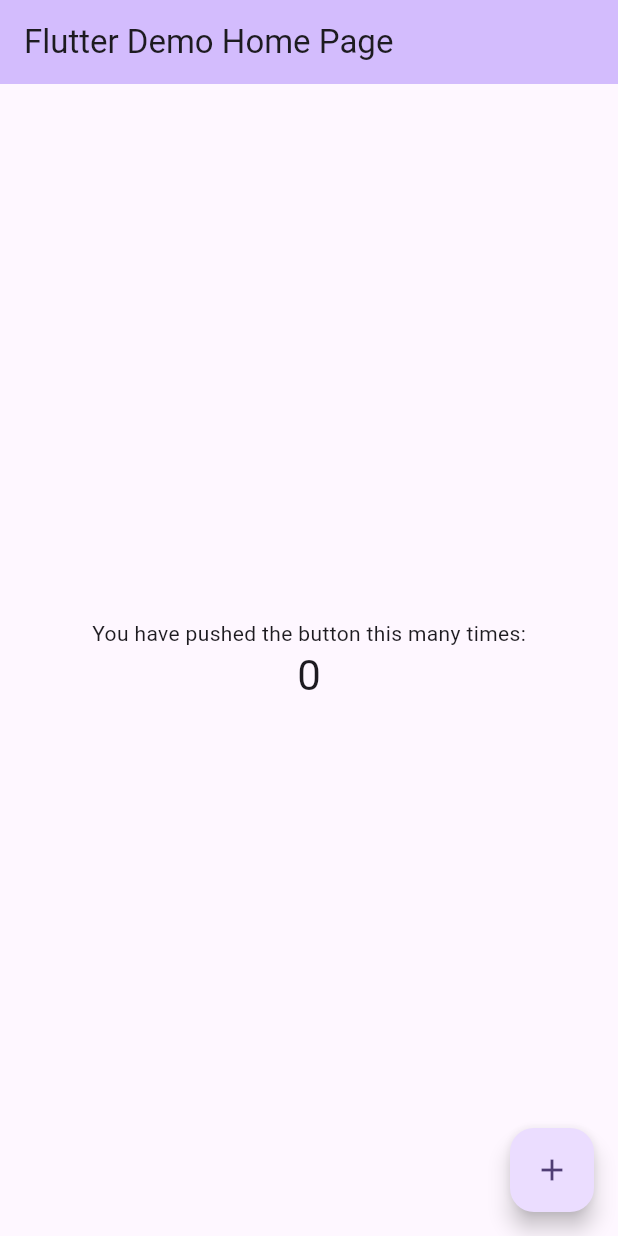
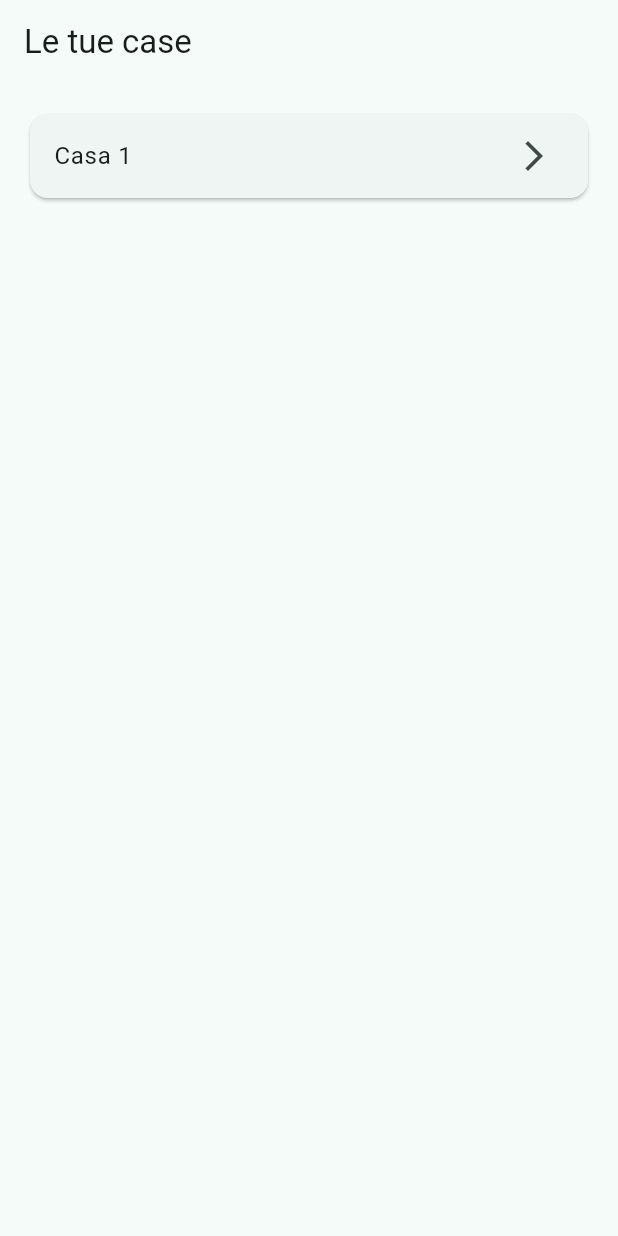
Before and after one commit to NadalMattia/mealbase, a Flutter app: the screen it shows after launch, on a phone screen of 412 x 824 dp. Run offline on Flutter 3.47's test engine with Material 3 defaults, Android fonts, the phone set to English and light mode, and no system bars; our stand-ins replace hive, hive_flutter; accounts and stored records are empty.

Commit message:
Struttura codice

```diff
--- a/lib/main.dart
+++ b/lib/main.dart
@@ -1,121 +1,28 @@
 import 'package:flutter/material.dart';
+import 'package:provider/provider.dart';
+import 'services/hive_service.dart';
+import 'providers/pantry_provider.dart';
+import 'screens/home_screen.dart';
 
-void main() {
-  runApp(const MyApp());
+void main() async {
+  WidgetsFlutterBinding.ensureInitialized();
+  await HiveService.init();
+  runApp(const MealBaseApp());
 }
 
-class MyApp extends StatelessWidget {
-  const MyApp({super.key});
-
-  // This widget is the root of your application.
-  @override
-  Widget build(BuildContext context) {
-    return MaterialApp(
-      title: 'Flutter Demo',
-      theme: ThemeData(
-        // This is the theme of your application.
-        //
-        // TRY THIS: Try running your application with "flutter run". You'll see
-        // the application has a purple toolbar. Then, without quitting the app,
-        // try changing the seedColor in the colorScheme below to Colors.green
-        // and then invoke "hot reload" (save your changes or press the "hot
-        // reload" button in a Flutter-supported IDE, or press "r" if you used
-        // the command line to start the app).
-        //
-        // Notice that the counter didn't reset back to zero; the application
-        // state is not lost during the reload. To reset the state, use hot
-        // restart instead.
-        //
-        // This works for code too, not just values: Most code changes can be
-        // tested with just a hot reload.
-        colorScheme: .fromSeed(seedColor: Colors.deepPurple),
-      ),
-      home: const MyHomePage(title: 'Flutter Demo Home Page'),
-    );
-  }
-}
-
-class MyHomePage extends StatefulWidget {
-  const MyHomePage({super.key, required this.title});
-
-  // This widget is the home page of your application. It is stateful, meaning
-  // that it has a State object (defined below) that contains fields that affect
-  // how it looks.
-
-  // This class is the configuration for the state. It holds the values (in this
-  // case the title) provided by the parent (in this case the App widget) and
-  // used by the build method of the State. Fields in a Widget subclass are
-  // always marked "final".
-
-  final String title;
-
-  @override
-  State<MyHomePage> createState() => _MyHomePageState();
-}
-
-class _MyHomePageState extends State<MyHomePage> {
-  int _counter = 0;
-
-  void _incrementCounter() {
-    setState(() {
-      // This call to setState tells the Flutter framework that something has
-      // changed in this State, which causes it to rerun the build method below
-      // so that the display can reflect the updated values. If we changed
-      // _counter without calling setState(), then the build method would not be
-      // called again, and so nothing would appear to happen.
-      _counter++;
-    });
-  }
+class MealBaseApp extends StatelessWidget {
+  const MealBaseApp({super.key});
 
   @override
   Widget build(BuildContext context) {
-    // This method is rerun every time setState is called, for instance as done
-    // by the _incrementCounter method above.
-    //
-    // The Flutter framework has been optimized to make rerunning build methods
-    // fast, so that you can just rebuild anything that needs updating rather
-    // than having to individually change instances of widgets.
-    return Scaffold(
-      appBar: AppBar(
-        // TRY THIS: Try changing the color here to a specific color (to
-        // Colors.amber, perhaps?) and trigger a hot reload to see the AppBar
-        // change color while the other colors stay the same.
-        backgroundColor: Theme.of(context).colorScheme.inversePrimary,
-        // Here we take the value from the MyHomePage object that was created by
-        // the App.build method, and use it to set our appbar title.
-        title: Text(widget.title),
-      ),
-      body: Center(
-        // Center is a layout widget. It takes a single child and positions it
-        // in the middle of the parent.
-        child: Column(
-          // Column is also a layout widget. It takes a list of children and
-          // arranges them vertically. By default, it sizes itself to fit its
-          // children horizontally, and tries to be as tall as its parent.
-          //
-          // Column has various properties to control how it sizes itself and
-          // how it positions its children. Here we use mainAxisAlignment to
-          // center the children vertically; the main axis here is the vertical
-          // axis because Columns are vertical (the cross axis would be
-          // horizontal).
-          //
-          // TRY THIS: Invoke "debug painting" (choose the "Toggle Debug Paint"
-          // action in the IDE, or press "p" in the console), to see the
-          // wireframe for each widget.
-          mainAxisAlignment: .center,
-          children: [
-            const Text('You have pushed the button this many times:'),
-            Text(
-              '$_counter',
-              style: Theme.of(context).textTheme.headlineMedium,
-            ),
-          ],
-        ),
-      ),
-      floatingActionButton: FloatingActionButton(
-        onPressed: _incrementCounter,
-        tooltip: 'Increment',
-        child: const Icon(Icons.add),
+    return MultiProvider(
+      providers: [
+        ChangeNotifierProvider(create: (_) => PantryProvider()),
+      ],
+      child: MaterialApp(
+        title: 'MealBase',
+        theme: ThemeData(colorSchemeSeed: Colors.teal, useMaterial3: true),
+        home: const HomeScreen(),
       ),
     );
   }
--- /dev/null
+++ b/lib/models/product.dart
@@ -0,0 +1,45 @@
+import 'package:hive/hive.dart';
+
+part 'product.g.dart';
+
+@HiveType(typeId: 0)
+class Product extends HiveObject {
+  @HiveField(0)
+  String id;
+
+  @HiveField(1)
+  String nome;
+
+  @HiveField(2)
+  double quantita;
+
+  @HiveField(3)
+  String unita; // pz, g, kg, l
+
+  @HiveField(4)
+  String categoria;
+
+  @HiveField(5)
+  String posizione; // Frigo, Dispensa, Freezer
+
+  @HiveField(6)
+  DateTime dataAcquisto;
+
+  @HiveField(7)
+  DateTime? dataScadenza;
+
+  @HiveField(8)
+  String? imagePath;
+
+  Product({
+    required this.id,
+    required this.nome,
+    required this.quantita,
+    required this.unita,
+    required this.categoria,
+    required this.posizione,
+    required this.dataAcquisto,
+    this.dataScadenza,
+    this.imagePath,
+  });
+}
--- /dev/null
+++ b/lib/screens/home_screen.dart
@@ -0,0 +1,28 @@
+import 'package:flutter/material.dart';
+import 'pantry_screen.dart';
+
+class HomeScreen extends StatelessWidget {
+  const HomeScreen({super.key});
+
+  @override
+  Widget build(BuildContext context) {
+    return Scaffold(
+      appBar: AppBar(title: const Text('Le tue case')),
+      body: ListView(
+        padding: const EdgeInsets.all(16),
+        children: [
+          Card(
+            child: ListTile(
+              title: const Text('Casa 1'),
+              trailing: const Icon(Icons.arrow_forward_ios),
+              onTap: () => Navigator.push(
+                context,
+                MaterialPageRoute(builder: (_) => const PantryScreen()),
+              ),
+            ),
+          ),
+        ],
+      ),
+    );
+  }
+}
--- /dev/null
+++ b/lib/services/hive_service.dart
@@ -0,0 +1,28 @@
+import 'package:hive_flutter/hive_flutter.dart';
+import '../models/product.dart';
+
+class HiveService {
+  static const String boxName = 'products';
+
+  static Future<void> init() async {
+    await Hive.initFlutter();
+    Hive.registerAdapter(ProductAdapter());
+    await Hive.openBox<Product>(boxName);
+  }
+
+  Box<Product> get _box => Hive.box<Product>(boxName);
+
+  List<Product> getAllProducts() => _box.values.toList();
+
+  Future<void> addProduct(Product product) async {
+    await _box.put(product.id, product);
+  }
+
+  Future<void> updateProduct(Product product) async {
+    await product.save();
+  }
+
+  Future<void> deleteProduct(String id) async {
+    await _box.delete(id);
+  }
+}
```
Also changed, not shown: lib/providers/pantry_provider.dart (added, +39 -0 lines), lib/screens/pantry_screen.dart (added, +56 -0 lines), lib/screens/product_form_screen.dart (added, +178 -0 lines), pubspec.yaml (+19 -0 lines), lib/models/product.g.dart (added), lib/providers/shopping_list_provider.dart (added), lib/screens/scanner_screen.dart (added), lib/screens/shopping_list_screen.dart (added), lib/services/barcode_service.dart (added), lib/services/notification_service.dart (added), pubspec.lock, 3 other files.
